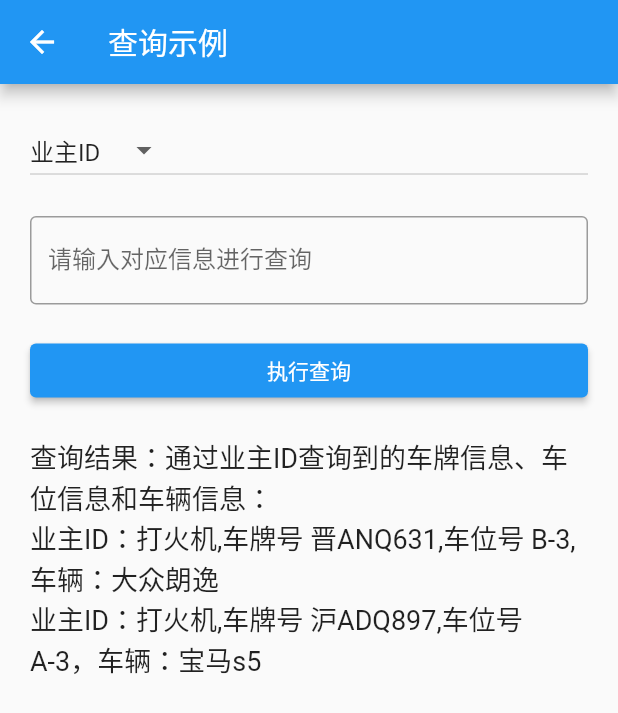
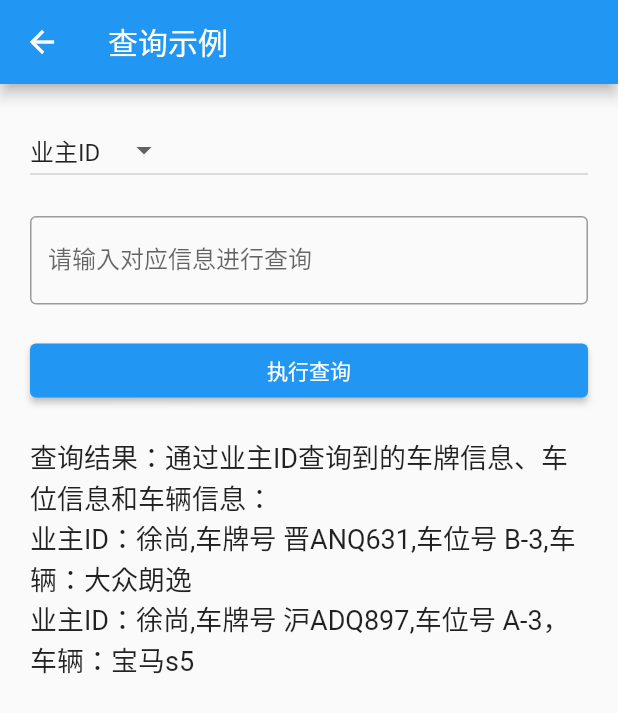
Before and after one commit to Niggling/SmartCommunity, a Flutter app: the CertifiedVehicleLog screen opened directly, after a tap on "执行查询", on a phone screen of 412 x 824 dp. Shown: the top 713 px of the screen. Run offline on Flutter 3.47's test engine with Material 2 defaults, Android fonts, the phone set to English and light mode, and no system bars; our stand-ins replace carousel_slider, dio, image_picker, video_player; missing offline and left inert: mysql1.

Commit message:
update certifiedvechiclelog.dart vehicleaudit.dart

```diff
--- a/lib/certifiedvechiclelog.dart
+++ b/lib/certifiedvechiclelog.dart
@@ -17,16 +17,16 @@ class _CertifiedVehicleLogState extends State<CertifiedVehicleLog> {
     if (queryType == '业主ID') { // 将英文替换为中文
       // 通过业主ID查找车牌信息、车位信息和车辆信息
       queryResult = '查询结果：通过业主ID查询到的车牌信息、车位信息和车辆信息：\n'
-          '业主ID：打火机,车牌号 晋ANQ631,车位号 B-3,车辆：大众朗逸\n'
-          '业主ID：打火机,车牌号 沪ADQ897,车位号 A-3，车辆：宝马s5';
+          '业主ID：徐尚,车牌号 晋ANQ631,车位号 B-3,车辆：大众朗逸\n'
+          '业主ID：徐尚,车牌号 沪ADQ897,车位号 A-3，车辆：宝马s5';
     } else if (queryType == '车牌号') { // 将英文替换为中文
       // 通过车牌信息查找业主ID、车位信息和车辆信息
       queryResult = '查询结果：通过车牌信息查询到的业主ID、车位信息和车辆信息:\n'
-          '车牌号 晋ANQ631,业主ID：打火机,车位号 B-3,车辆：大众朗逸';
+          '车牌号 晋ANQ631,业主ID：徐尚,车位号 B-3,车辆：大众朗逸';
     } else if (queryType == '车位信息') { // 将英文替换为中文
       // 通过车位信息查找业主ID、车牌信息和车辆信息
       queryResult = '查询结果：通过车位信息查询到的业主ID、车牌信息和车辆信息:\n'
-          '车位号 B-3,车牌号 晋ANQ631,业主ID：打火机,车辆：大众朗逸';
+          '车位号 B-3,车牌号 晋ANQ631,业主ID：徐尚,车辆：大众朗逸';
     }
 
     setState(() {});
--- a/lib/vehicleaudit.dart
+++ b/lib/vehicleaudit.dart
@@ -80,7 +80,7 @@ class _VehicleApprovalPageState extends State<VehicleApprovalPage> with SingleTi
                 children: [
                   // 这里可以添加审核单的具体信息
                   Text('$approval 的详细信息'),
-                  Text('业主ID为 打火机'),
+                  Text('业主ID为 徐尚'),
                   Text('车牌号为 晋ANQ631'),
                   Text('申请车位号为 B-3'),
                 ],
```
